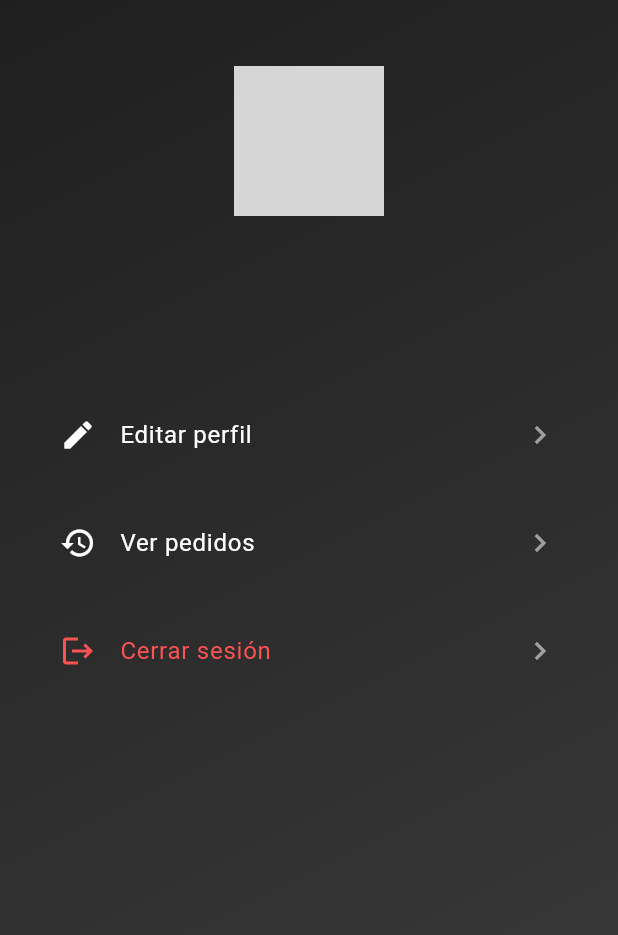
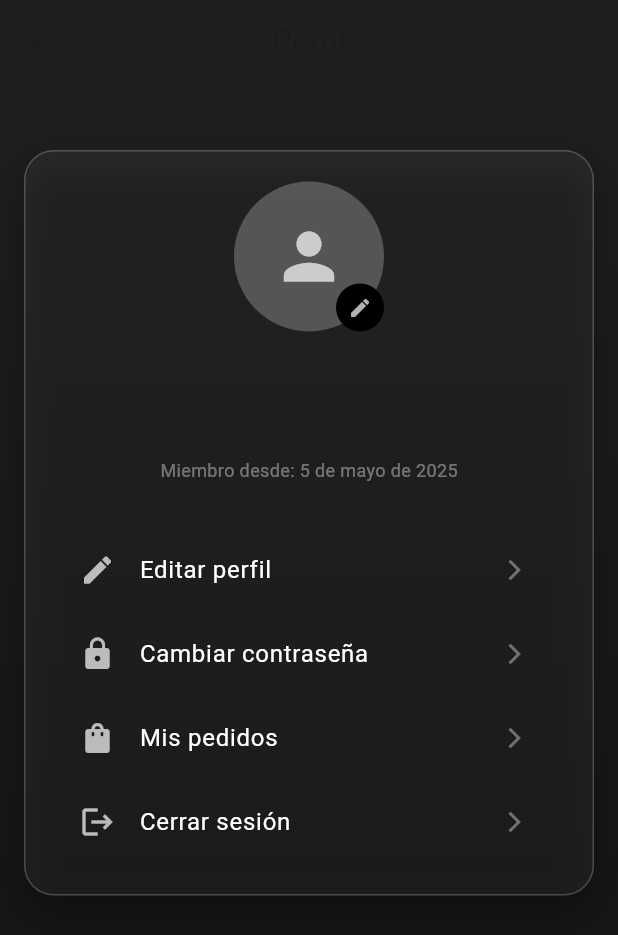
Before and after one commit to 4M3D15/Zapater-a, a Flutter app: the PerfilScreen screen opened directly, on a phone screen of 412 x 824 dp. Shown: the top 935 px of the screen. Run offline on Flutter 3.47's test engine with Material 3 defaults, Android fonts, the phone set to English and light mode, and no system bars; our stand-ins replace audioplayers, cloud_firestore, confetti, firebase_auth, firebase_core, google_maps_flutter; accounts and stored records are empty; grey boxes are pictures that could not be loaded.

Commit message:
perfil y arreglado

```diff
--- a/lib/main.dart
+++ b/lib/main.dart
@@ -1,14 +1,15 @@
 import 'package:flutter/material.dart';
 import 'package:firebase_core/firebase_core.dart';
 import 'package:provider/provider.dart';
-import 'package:zapato/pantallas/inicio.dart';
+import 'package:intl/date_symbol_data_local.dart';
+
 import 'firebase_options.dart';
-
-import 'pantallas/inicio.dart'; // <-- Cambiado aquí
+import 'pantallas/inicio.dart';
 import 'pantallas/cart_screen.dart';
 import 'pantallas/login_screen.dart';
 import 'pantallas/registro_screen.dart';
 import 'pantallas/product_detail_screen.dart';
+import 'pantallas/editar_perfil_screen.dart'; // ✅ AÑADIDO
 
 import 'proveedores/cart_provider.dart';
 import 'modelos/favoritos_model.dart';
@@ -17,6 +18,8 @@ import 'modelos/productos_model.dart';
 void main() async {
   WidgetsFlutterBinding.ensureInitialized();
   await Firebase.initializeApp(options: DefaultFirebaseOptions.currentPlatform);
+  await initializeDateFormatting('es'); // ✅ para DateFormat en español
+
   runApp(
     MultiProvider(
       providers: [
@@ -39,10 +42,11 @@ class MyApp extends StatelessWidget {
       title: 'Zapato',
       initialRoute: '/',
       routes: {
-        '/': (context) => const InicioScreen(), // <-- Cambiado aquí
+        '/': (context) => const InicioScreen(),
         '/cart': (context) => const CartScreen(),
         '/login': (context) => const loginscreen(),
         '/registro': (context) => const registroscreen(),
+        '/editar-perfil': (context) => const EditarPerfilScreen(), // ✅ Ruta nueva
       },
       onGenerateRoute: (settings) {
         if (settings.name == '/product') {
--- /dev/null
+++ b/lib/pantallas/auth_prompt_screen.dart
@@ -0,0 +1,48 @@
+// lib/pantallas/auth_prompt_screen.dart
+import 'package:flutter/material.dart';
+
+class AuthPromptScreen extends StatelessWidget {
+  const AuthPromptScreen({super.key});
+
+  @override
+  Widget build(BuildContext context) {
+    return Scaffold(
+      backgroundColor: const Color(0xFF1f1f1f),
+      body: Center(
+        child: Padding(
+          padding: const EdgeInsets.symmetric(horizontal: 32.0),
+          child: Column(
+            mainAxisAlignment: MainAxisAlignment.center,
+            children: [
+              const Icon(Icons.lock_outline, size: 80, color: Colors.white54),
+              const SizedBox(height: 20),
+              const Text(
+                'Inicia sesión o regístrate para ver tu perfil',
+                textAlign: TextAlign.center,
+                style: TextStyle(color: Colors.white70, fontSize: 18),
+              ),
+              const SizedBox(height: 30),
+              ElevatedButton(
+                onPressed: () => Navigator.pushNamed(context, '/login'),
+                style: ElevatedButton.styleFrom(
+                  backgroundColor: Colors.greenAccent.shade700,
+                  padding: const EdgeInsets.symmetric(horizontal: 40, vertical: 14),
+                  shape: RoundedRectangleBorder(
+                    borderRadius: BorderRadius.circular(14),
+                  ),
+                ),
+                child: const Text('Iniciar sesión', style: TextStyle(fontSize: 16)),
+              ),
+              const SizedBox(height: 12),
+              TextButton(
+                onPressed: () => Navigator.pushNamed(context, '/registro'),
+                child: const Text('¿No tienes cuenta? Regístrate',
+                    style: TextStyle(color: Colors.white60)),
+              ),
+            ],
+          ),
+        ),
+      ),
+    );
+  }
+}
--- a/lib/pantallas/inicio.dart
+++ b/lib/pantallas/inicio.dart
@@ -1,12 +1,14 @@
-// archivo: pantallas/inicio_screen.dart
 import 'package:flutter/material.dart';
 import 'package:flutter/rendering.dart';
-import 'package:zapato/pantallas/perfil_screen.dart';
-import '../pantallas/favoritos_screen.dart';
-import '../pantallas/busquedascreen.dart';
-import '../pantallas/cart_screen.dart';
-import '../pantallas/registro_screen.dart';
-import '../pantallas/custom_bottom_nav_bar.dart';
+import 'package:firebase_auth/firebase_auth.dart';
+
+import 'inicio_content.dart';
+import 'perfil_screen.dart';
+import 'favoritos_screen.dart';
+import 'busquedascreen.dart';
+import 'cart_screen.dart';
+import 'registro_screen.dart';
+import 'custom_bottom_nav_bar.dart';
 import '../pantallas/inicio_content.dart';
 
 class InicioScreen extends StatefulWidget {
@@ -93,7 +95,8 @@ class _InicioScreenState extends State<InicioScreen> with SingleTickerProviderSt
       case 3:
         return const CartScreen();
       case 4:
-        return const PerfilScreen();
+        final user = FirebaseAuth.instance.currentUser;
+        return user != null ? const PerfilScreen() : const registroscreen();
       default:
         return const SizedBox.shrink();
     }
--- a/lib/pantallas/perfil_screen.dart
+++ b/lib/pantallas/perfil_screen.dart
@@ -1,7 +1,7 @@
 import 'package:cloud_firestore/cloud_firestore.dart';
 import 'package:firebase_auth/firebase_auth.dart';
 import 'package:flutter/material.dart';
-import 'editar_perfil_screen.dart'; // Asegúrate de que esta ruta sea correcta
+import 'package:intl/intl.dart';
 
 class PerfilScreen extends StatefulWidget {
   const PerfilScreen({super.key});
@@ -10,42 +10,48 @@ class PerfilScreen extends StatefulWidget {
   State<PerfilScreen> createState() => _PerfilScreenState();
 }
 
-class _PerfilScreenState extends State<PerfilScreen>
-    with SingleTickerProviderStateMixin {
-  String nombre = '';
-  String apellido = '';
-  String email = '';
-
+class _PerfilScreenState extends State<PerfilScreen> with SingleTickerProviderStateMixin {
   bool _isLoading = true;
-
+  Map<String, dynamic>? _userData;
   late AnimationController _controller;
-  late Animation<Offset> _slide;
-  late Animation<double> _fade;
+  late Animation<double> _fadeAnimation;
+  late Animation<Offset> _slideAnimation;
 
   @override
   void initState() {
     super.initState();
-    _controller =
-        AnimationController(vsync: this, duration: const Duration(milliseconds: 600));
-    _slide = Tween<Offset>(begin: const Offset(0, 0.1), end: Offset.zero).animate(
-        CurvedAnimation(parent: _controller, curve: Curves.easeOut));
-    _fade = Tween<double>(begin: 0, end: 1).animate(
-        CurvedAnimation(parent: _controller, curve: Curves.easeIn));
     _loadUserData();
+
+    _controller = AnimationController(
+      vsync: this,
+      duration: const Duration(milliseconds: 700),
+    );
+
+    _fadeAnimation = CurvedAnimation(
+      parent: _controller,
+      curve: Curves.easeInOut,
+    );
+
+    _slideAnimation = Tween<Offset>(
+      begin: const Offset(0, 0.1),
+      end: Offset.zero,
+    ).animate(CurvedAnimation(parent: _controller, curve: Curves.easeOut));
+  }
+
+  @override
+  void dispose() {
+    _controller.dispose();
+    super.dispose();
   }
 
   Future<void> _loadUserData() async {
-    final user = FirebaseAuth.instance.currentUser;
-    if (user == null) return;
+    final uid = FirebaseAuth.instance.currentUser?.uid;
+    if (uid == null) return;
 
-    final doc = await FirebaseFirestore.instance.collection('usuarios').doc(user.uid).get();
-    final data = doc.data();
-
-    if (data != null) {
+    final doc = await FirebaseFirestore.instance.collection('usuarios').doc(uid).get();
+    if (doc.exists) {
       setState(() {
-        nombre = data['nombre'] ?? '';
-        apellido = data['apellido'] ?? '';
-        email = user.email ?? '';
+        _userData = doc.data();
         _isLoading = false;
       });
       _controller.forward();
@@ -54,114 +60,125 @@ class _PerfilScreenState extends State<PerfilScreen>
 
   void _cerrarSesion() async {
     await FirebaseAuth.instance.signOut();
-    if (context.mounted) {
+    if (mounted) {
       Navigator.of(context).pushReplacementNamed('/login');
     }
   }
 
   @override
-  void dispose() {
-    _controller.dispose();
-    super.dispose();
-  }
+  Widget build(BuildContext context) {
+    final dateFormat = DateFormat.yMMMMd('es_ES');
 
-  @override
-  Widget build(BuildContext context) {
     return Scaffold(
-      body: AnimatedContainer(
-        duration: const Duration(milliseconds: 500),
+      extendBodyBehindAppBar: true,
+      appBar: AppBar(
+        title: const Text("Perfil"),
+        centerTitle: true,
+        backgroundColor: Colors.transparent,
+        elevation: 0,
+      ),
+      body: _isLoading
+          ? const Center(child: CircularProgressIndicator())
+          : Stack(
+        children: [
+          // Fondo degradado
+          Container(
             decoration: const BoxDecoration(
               gradient: LinearGradient(
-            colors: [Color(0xFF1f1f1f), Color(0xFF3c3c3c)],
-            begin: Alignment.topLeft,
-            end: Alignment.bottomRight,
-          ),
-        ),
-        child: SafeArea(
-          child: _isLoading
-              ? const Center(child: CircularProgressIndicator())
-              : FadeTransition(
-            opacity: _fade,
-            child: SlideTransition(
-              position: _slide,
-              child: ListView(
-                padding: const EdgeInsets.all(24),
-                children: [
-                  const SizedBox(height: 20),
-                  Center(
-                    child: CircleAvatar(
-                      radius: 50,
-                      backgroundImage: const AssetImage('assets/avatar.png'),
-                      backgroundColor: Colors.grey.shade800,
-                    ),
-                  ),
-                  const SizedBox(height: 20),
-                  Center(
-                    child: Text(
-                      '$nombre $apellido',
-                      style: const TextStyle(
-                        fontSize: 22,
-                        fontWeight: FontWeight.bold,
-                        color: Colors.white,
+                colors: [Color(0xFF1F1F1F), Color(0xFF121212)],
+                begin: Alignment.topCenter,
+                end: Alignment.bottomCenter,
               ),
             ),
           ),
-                  const SizedBox(height: 8),
-                  Center(
-                    child: Text(
-                      email,
-                      style: const TextStyle(color: Colors.white70),
+          // Contenido animado
+          FadeTransition(
+            opacity: _fadeAnimation,
+            child: SlideTransition(
+              position: _slideAnimation,
+              child: SingleChildScrollView(
+                padding: const EdgeInsets.fromLTRB(16, 100, 16, 32),
+                child: Container(
+                  padding: const EdgeInsets.all(20),
+                  decoration: BoxDecoration(
+                    color: Colors.white.withOpacity(0.05),
+                    borderRadius: BorderRadius.circular(20),
+                    border: Border.all(color: Colors.white.withOpacity(0.2)),
+                    boxShadow: [
+                      BoxShadow(
+                        color: Colors.black.withOpacity(0.3),
+                        blurRadius: 20,
+                        offset: const Offset(0, 10),
+                      ),
+                    ],
+                  ),
+                  child: Column(
+                    crossAxisAlignment: CrossAxisAlignment.center,
+                    children: [
+                      // Avatar
+                      Stack(
+                        children: [
+                          const CircleAvatar(
+                            radius: 50,
+                            backgroundColor: Colors.white24,
+                            child: Icon(Icons.person, size: 50, color: Colors.white70),
+                          ),
+                          Positioned(
+                            bottom: 0,
+                            right: 0,
+                            child: CircleAvatar(
+                              radius: 16,
+                              backgroundColor: Colors.black,
+                              child: Icon(Icons.edit, size: 16, color: Colors.white70),
                             ),
                           ),
+                        ],
+                      ),
+                      const SizedBox(height: 20),
+                      Text(
+                        "${_userData!['nombre']} ${_userData!['apellido']}",
+                        style: const TextStyle(fontSize: 22, color: Colors.white, fontWeight: FontWeight.bold),
+                      ),
+                      const SizedBox(height: 6),
+                      Text(
+                        _userData!['email'],
+                        style: const TextStyle(color: Colors.white60),
+                      ),
+                      const SizedBox(height: 6),
+                      Text(
+                        'Miembro desde: ${dateFormat.format((_userData!['fechaRegistro'] as Timestamp).toDate())}',
+                        style: const TextStyle(color: Colors.white38, fontSize: 12),
+                      ),
                       const SizedBox(height: 30),
-                  _buildOptionTile(
-                    icon: Icons.edit,
-                    label: 'Editar perfil',
-                    onTap: () {
-                      Navigator.of(context).push(MaterialPageRoute(
-                        builder: (_) => const EditarPerfilScreen(),
-                      ));
-                    },
-                  ),
-                  _buildOptionTile(
-                    icon: Icons.history,
-                    label: 'Ver pedidos',
-                    onTap: () {
-                      // Implementar navegación a pedidos
-                    },
-                  ),
-                  _buildOptionTile(
-                    icon: Icons.logout,
-                    label: 'Cerrar sesión',
-                    onTap: _cerrarSesion,
-                    color: Colors.redAccent,
-                  ),
+
+                      // Opciones
+                      _buildOption(Icons.edit, "Editar perfil", () {
+                        Navigator.pushNamed(context, '/editar-perfil');
+                      }),
+                      _buildOption(Icons.lock, "Cambiar contraseña", () {
+                        Navigator.pushNamed(context, '/cambiar-password');
+                      }),
+                      _buildOption(Icons.shopping_bag, "Mis pedidos", () {
+                        Navigator.pushNamed(context, '/mis-pedidos');
+                      }),
+                      _buildOption(Icons.logout, "Cerrar sesión", _cerrarSesion),
                     ],
                   ),
                 ),
               ),
             ),
           ),
+        ],
+      ),
     );
   }
 
-  Widget _buildOptionTile({
-    required IconData icon,
-    required String label,
-    required VoidCallback onTap,
-    Color color = Colors.white,
-  }) {
+  Widget _buildOption(IconData icon, String label, VoidCallback onTap) {
     return ListTile(
-      leading: Icon(icon, color: color),
-      title: Text(
-        label,
-        style: TextStyle(color: color, fontSize: 16),
-      ),
+      leading: Icon(icon, color: Colors.white70),
+      title: Text(label, style: const TextStyle(color: Colors.white)),
+      trailing: const Icon(Icons.arrow_forward_ios, size: 16, color: Colors.white38),
       onTap: onTap,
-      shape: RoundedRectangleBorder(borderRadius: BorderRadius.circular(12)),
-      tileColor: Colors.white10,
-      contentPadding: const EdgeInsets.symmetric(horizontal: 16, vertical: 8),
-      trailing: const Icon(Icons.chevron_right, color: Colors.white54),
     );
   }
 }
--- a/lib/pantallas/registro_screen.dart
+++ b/lib/pantallas/registro_screen.dart
@@ -2,7 +2,6 @@ import 'package:cloud_firestore/cloud_firestore.dart';
 import 'package:firebase_auth/firebase_auth.dart';
 import 'package:flutter/material.dart';
 import 'package:intl/intl.dart';
-
 
 class registroscreen extends StatefulWidget {
   const registroscreen({super.key});
@@ -55,7 +54,6 @@ class _PerfilScreenState extends State<registroscreen> with SingleTickerProvider
           ? const Center(child: CircularProgressIndicator())
           : Stack(
         children: [
-          // Fondo tipo glassmorphism
           Container(
             decoration: const BoxDecoration(
               gradient: LinearGradient(
@@ -65,7 +63,6 @@ class _PerfilScreenState extends State<registroscreen> with SingleTickerProvider
               ),
             ),
           ),
-          // Contenido
           SingleChildScrollView(
             padding: const EdgeInsets.fromLTRB(16, 100, 16, 32),
             child: AnimatedContainer(
@@ -104,13 +101,13 @@ class _PerfilScreenState extends State<registroscreen> with SingleTickerProvider
                   ),
                   const SizedBox(height: 4),
                   Text(
-                    'Miembro desde: ${dateFormat.format((_userData!['fechaRegistro'] as Timestamp).toDate())}',
+                    'Miembro desde: ${toBeginningOfSentenceCase(dateFormat.format((_userData!['fechaRegistro'] as Timestamp).toDate()))}',
                     style: const TextStyle(color: Colors.white60, fontSize: 12),
                   ),
                   const SizedBox(height: 30),
 
                   _buildOption(Icons.edit, "Editar perfil", () {
-                    // Navegar a editar perfil
+                    Navigator.pushNamed(context, '/editar-perfil');
                   }),
                   _buildOption(Icons.lock, "Cambiar contraseña", () {
                     // Navegar a cambiar contraseña
```
Lines whose indentation alone changed are shown as unchanged.
